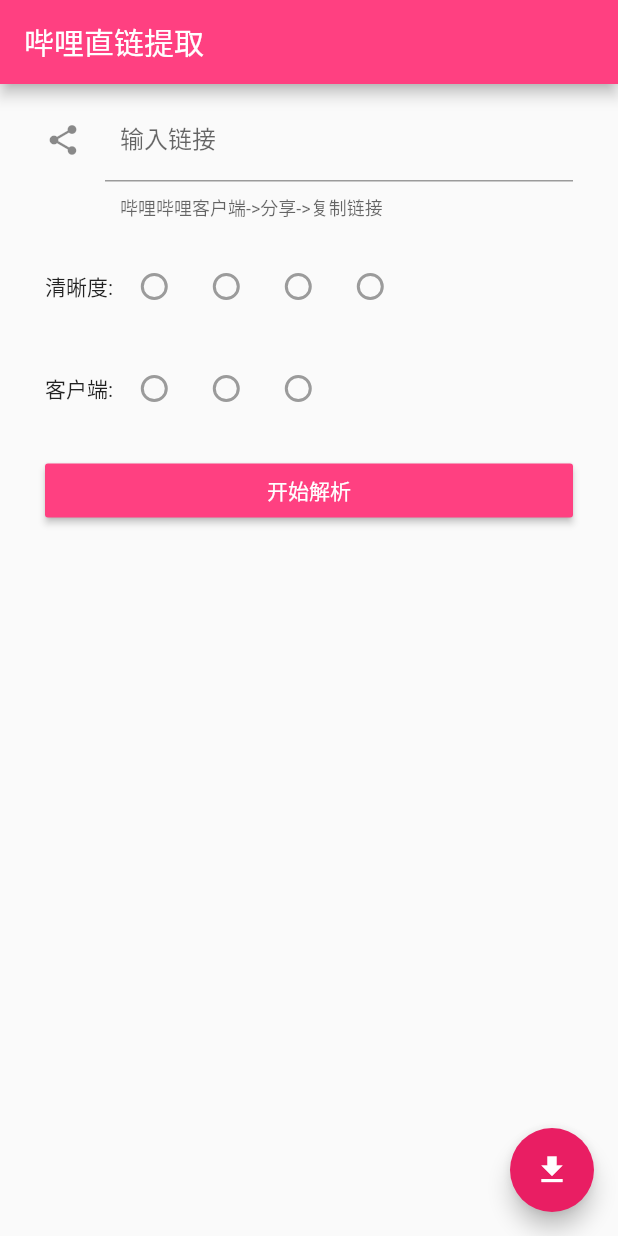
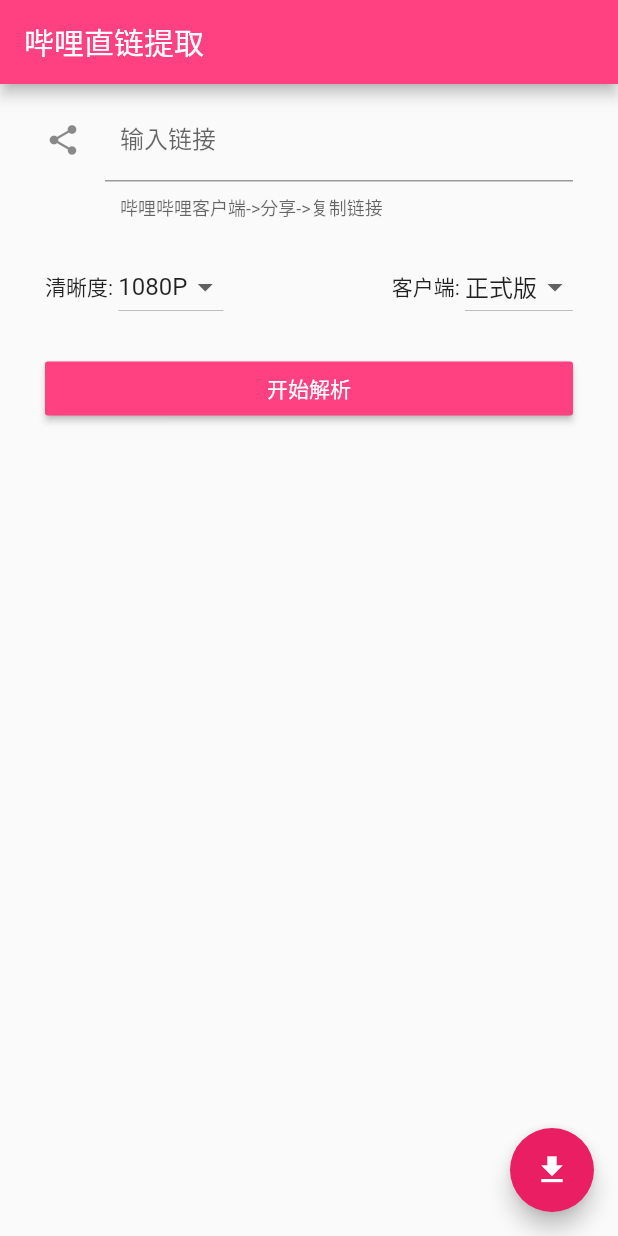
Before and after one commit to BeanWei/bilibili_download_4_ADM, a Flutter app: the screen it shows after launch, on a phone screen of 412 x 824 dp. Run offline on Flutter 3.47's test engine with Material 2 defaults, Android fonts, the phone set to English and light mode, and no system bars.

Commit message:
页面布局

```diff
--- a/lib/main.dart
+++ b/lib/main.dart
@@ -29,6 +29,44 @@ class MyHomePage extends StatefulWidget {
 
 class _MyHomePageState extends State<MyHomePage> {
 
+  List _quality = ["1080P", "720P", "480P"];
+  List _client = ["正式版", "Play版", "概念版"];
+
+  List<DropdownMenuItem<String>> _qualityItems;
+  List<DropdownMenuItem<String>> _clientItems;
+
+  String _selectedQuality;
+  String _selectedClient;
+
+  @override
+  void initState() {
+    _qualityItems = buildAndGetDropDownMenuItem(_quality);
+    _selectedQuality = _qualityItems[0].value;
+    _clientItems = buildAndGetDropDownMenuItem(_client);
+    _selectedClient = _clientItems[0].value;
+    super.initState();
+  }
+
+  List<DropdownMenuItem<String>> buildAndGetDropDownMenuItem(List items) {
+    List<DropdownMenuItem<String>> tmp = new List();
+    for (String item in items) {
+      tmp.add(new DropdownMenuItem(value: item, child: new Text(item)));
+    }
+    return tmp;
+  }
+
+  void changeQuality(String selectedQuality) {
+    setState(() {
+      _selectedQuality = selectedQuality;
+    });
+  }
+
+  void changeClient(String selectedClient) {
+    setState(() {
+      _selectedClient= selectedClient;
+    });
+  }
+
   @override
   Widget build(BuildContext context) {
     return new Scaffold(
@@ -38,14 +76,13 @@ class _MyHomePageState extends State<MyHomePage> {
       body: new Column(
         children: <Widget>[
           _buildLinkInput(),
-          _buildQualitySelect(),
-          _buildTypeSelect(),
+          _buildConfigSelect(),
           _buildParseBt()
         ],
       ),
       floatingActionButton: new FloatingActionButton(
         onPressed: null,
-        tooltip: 'Increment',
+        tooltip: '生成直链文本',
         child: new Icon(Icons.file_download),
       ),
     );
@@ -69,32 +106,38 @@ class _MyHomePageState extends State<MyHomePage> {
     );
   }
 
-  //视频清晰度选择
-  Widget _buildQualitySelect() {
+  //视频清晰度和客户端选择
+  Widget _buildConfigSelect() {
     return new Padding(
       padding: new EdgeInsets.fromLTRB(30.0, 10.0, 30.0, 10.0),
       child: new Row(
         children: <Widget>[
+          new Expanded(
+            child: new Row(
+              mainAxisAlignment: MainAxisAlignment.start,
+              children: <Widget>[
                 new Text("清晰度: "),
-          new Radio(value: 1, groupValue: null, onChanged: null,activeColor: Colors.pinkAccent,),
-          new Radio(value: 2, groupValue: null, onChanged: null,activeColor: Colors.pinkAccent,),
-          new Radio(value: 3, groupValue: null, onChanged: null,activeColor: Colors.pinkAccent,),
-          new Radio(value: 4, groupValue: null, onChanged: null,activeColor: Colors.pinkAccent,),
+                new DropdownButton(
+                  value: _selectedQuality,
+                  items: _qualityItems,
+                  onChanged: changeQuality,
+                ),
               ],
             ),
-    );
-  }
-
-  // 视频下载客户端类型
-  Widget _buildTypeSelect() {
-    return new Padding(
-      padding: new EdgeInsets.fromLTRB(30.0, 10.0, 30.0, 10.0),
+          ),
+          new Expanded(
             child: new Row(
+              mainAxisAlignment: MainAxisAlignment.end,
               children: <Widget>[
                 new Text("客户端: "),
-          new Radio(value: 1, groupValue: null, onChanged: null,activeColor: Colors.pinkAccent,),
-          new Radio(value: 2, groupValue: null, onChanged: null,activeColor: Colors.pinkAccent,),
-          new Radio(value: 3, groupValue: null, onChanged: null,activeColor: Colors.pinkAccent,),
+                new DropdownButton(
+                  value: _selectedClient,
+                  items: _clientItems,
+                  onChanged: changeClient,
+                ),
+              ],
+            ),
+          ),
         ],
       ),
     );
```
Lines whose indentation alone changed are shown as unchanged.
